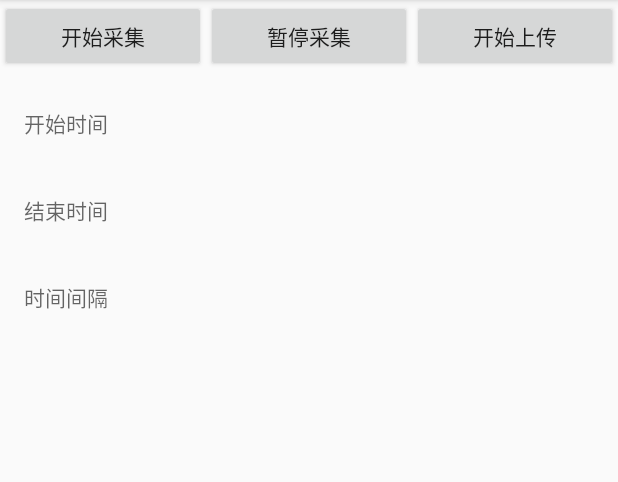
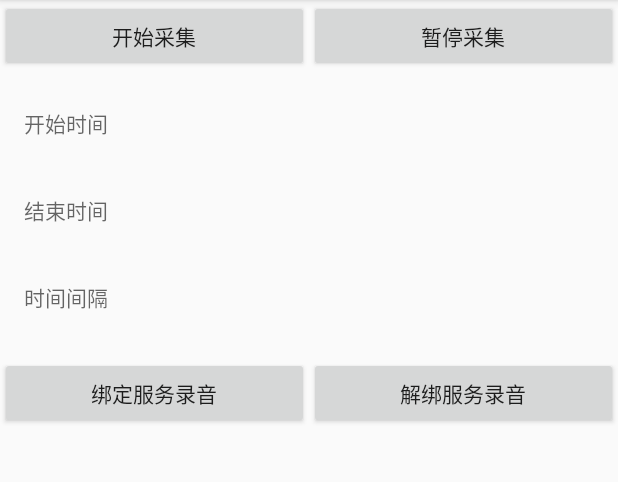
Before and after one commit to LukeMi/AndroidRadio, an Android app: the screen it shows after launch (MainActivity), on a phone screen of 412 x 824 dp, the part 84-566 px from its top. Run offline under Robolectric (Android 15) with nearby library versions, the phone set to English and light mode, and no system bars.

Commit message:
aac 服务启动录音

```diff
--- a/app/build.gradle
+++ b/app/build.gradle
@@ -30,4 +30,5 @@ dependencies {
     testImplementation 'junit:junit:4.12'
     androidTestImplementation 'androidx.test:runner:1.1.1'
     androidTestImplementation 'androidx.test.espresso:espresso-core:3.1.1'
+    implementation "io.reactivex.rxjava2:rxandroid:2.1.1"
 }
--- a/app/src/main/AndroidManifest.xml
+++ b/app/src/main/AndroidManifest.xml
@@ -21,7 +21,7 @@
                 <category android:name="android.intent.category.LAUNCHER" />
             </intent-filter>
         </activity>
-        <service android:name=".RadioCollectService" />
+        <service android:name=".AudioCollectService" />
     </application>
 
 </manifest>
--- a/app/src/main/java/com/jeferry/android/androidradio/MainActivity.java
+++ b/app/src/main/java/com/jeferry/android/androidradio/MainActivity.java
@@ -6,9 +6,14 @@ import androidx.core.app.ActivityCompat;
 
 
 import android.Manifest;
+import android.content.ComponentName;
+import android.content.Context;
+import android.content.Intent;
+import android.content.ServiceConnection;
 import android.content.pm.PackageManager;
 import android.os.Bundle;
 import android.os.Handler;
+import android.os.IBinder;
 import android.os.Looper;
 import android.view.View;
 import android.widget.TextView;
@@ -20,12 +25,20 @@ import java.util.Date;
 public class MainActivity extends AppCompatActivity {
 
     private long startMilliTime;
+
     private long endMilliTime;
 
     private MediaRecorderHelper mediaRecorderHelper;
+
     private TextView mTvStartTime;
+
     private TextView mTvEndTime;
+
     private TextView mTvDurationTime;
+
+    private boolean mBound;
+
+    private AudioCollectService mService;
 
     @Override
     protected void onCreate(Bundle savedInstanceState) {
@@ -36,6 +49,7 @@ public class MainActivity extends AppCompatActivity {
 
     @Override
     protected void onDestroy() {
+//        unbindService(connection);
         super.onDestroy();
     }
 
@@ -49,6 +63,8 @@ public class MainActivity extends AppCompatActivity {
         findViewById(R.id.btn_start).setOnClickListener(this::onClick);
         findViewById(R.id.btn_stop).setOnClickListener(this::onClick);
         findViewById(R.id.btn_upload).setOnClickListener(this::onClick);
+        findViewById(R.id.btn_bind_service).setOnClickListener(this::onClick);
+        findViewById(R.id.btn_unbind_service).setOnClickListener(this::onClick);
         mTvStartTime = findViewById(R.id.tv_start_time);
         mTvEndTime = findViewById(R.id.tv_end_time);
         mTvDurationTime = findViewById(R.id.tv_duration_time);
@@ -64,10 +80,29 @@ public class MainActivity extends AppCompatActivity {
                 break;
             case R.id.btn_upload:
                 break;
+            case R.id.btn_bind_service:
+                bindService(new Intent(this, AudioCollectService.class), connection, Context.BIND_AUTO_CREATE);
+                break;
+            case R.id.btn_unbind_service:
+                unbindService(connection);
+                break;
             default:
                 break;
         }
     }
+
+    private ServiceConnection connection = new ServiceConnection() {
+
+        @Override
+        public void onServiceConnected(ComponentName className, IBinder service) {
+            mBound = true;
+        }
+
+        @Override
+        public void onServiceDisconnected(ComponentName arg0) {
+            mBound = false;
+        }
+    };
 
     private void checkPermission() {
         String[] permissions = new String[]{Manifest.permission.WRITE_EXTERNAL_STORAGE,
@@ -93,7 +128,6 @@ public class MainActivity extends AppCompatActivity {
         if (needRationale) {
 
         }
-
         ActivityCompat.requestPermissions(this, permissions, 1000);
     }
 
@@ -119,7 +153,6 @@ public class MainActivity extends AppCompatActivity {
                 mediaRecorderHelper = MediaRecorderHelper.getInstance();
                 mediaRecorderHelper.init();
                 mediaRecorderHelper.start();
-
                 new Handler(Looper.getMainLooper()).post(() -> {
                     startMilliTime = System.currentTimeMillis();
                     String s = countTime(startMilliTime);
--- a/app/src/main/res/layout/activity_main.xml
+++ b/app/src/main/res/layout/activity_main.xml
@@ -32,6 +32,7 @@
         android:layout_width="0dp"
         android:layout_height="wrap_content"
         android:text="开始上传"
+        android:visibility="gone"
         app:layout_constraintBottom_toBottomOf="@+id/btn_start"
         app:layout_constraintHorizontal_weight="1"
         app:layout_constraintLeft_toRightOf="@+id/btn_stop"
@@ -75,4 +76,25 @@
         app:layout_constraintRight_toRightOf="parent"
         app:layout_constraintTop_toBottomOf="@+id/tv_end_time" />
 
+    <Button
+        android:id="@+id/btn_bind_service"
+        android:layout_width="0dp"
+        android:layout_height="wrap_content"
+        android:layout_marginTop="16dp"
+        android:text="绑定服务录音"
+        app:layout_constraintHorizontal_weight="1"
+        app:layout_constraintLeft_toLeftOf="parent"
+        app:layout_constraintRight_toLeftOf="@+id/btn_unbind_service"
+        app:layout_constraintTop_toBottomOf="@+id/tv_duration_time" />
+
+    <Button
+        android:id="@+id/btn_unbind_service"
+        android:layout_width="0dp"
+        android:layout_height="wrap_content"
+        android:text="解绑服务录音"
+        app:layout_constraintBottom_toBottomOf="@+id/btn_bind_service"
+        app:layout_constraintHorizontal_weight="1"
+        app:layout_constraintLeft_toRightOf="@+id/btn_bind_service"
+        app:layout_constraintRight_toRightOf="parent"
+        app:layout_constraintTop_toTopOf="@+id/btn_bind_service" />
 </androidx.constraintlayout.widget.ConstraintLayout>
```
Also changed, not shown: app/src/main/java/com/jeferry/android/androidradio/AudioCollectService.java (added, +205 -0 lines), app/src/main/java/com/jeferry/android/androidradio/RadioCollectService.java (deleted, +0 -105 lines).
